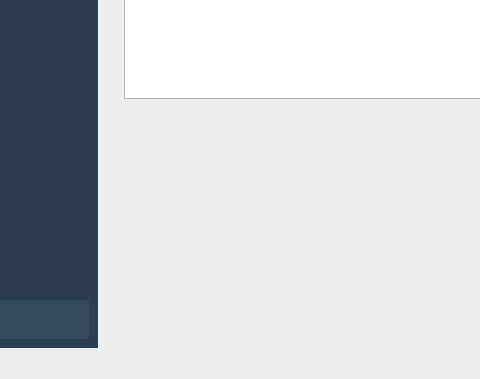
This is mainwindow.ui in betty2310/CongFung as Qt 5 draws it before an edit; both pictures show x 112 to 592 and y 421 to 800 of the 1280 by 800 pixel window. The edited form follows.
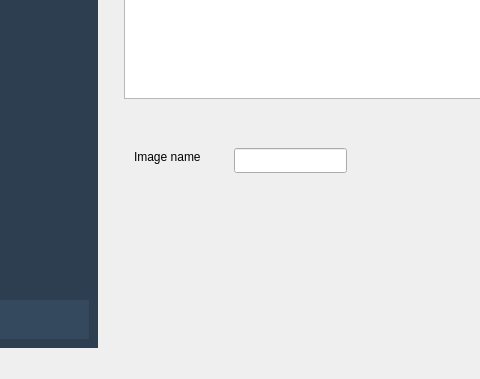
This is the edited form.

Commit message: wip: create image task

Diff of the .ui file:
```diff
--- a/mainwindow.ui
+++ b/mainwindow.ui
@@ -221,7 +221,7 @@
          <string>Create task</string>
         </property>
        </widget>
-       <widget class="QWidget" name="">
+       <widget class="QWidget" name="layoutWidget">
         <property name="geometry">
          <rect>
           <x>10</x>
@@ -247,6 +247,29 @@
          </item>
         </layout>
        </widget>
+       <widget class="QLabel" name="label_5">
+        <property name="geometry">
+         <rect>
+          <x>30</x>
+          <y>560</y>
+          <width>121</width>
+          <height>17</height>
+         </rect>
+        </property>
+        <property name="text">
+         <string>Image name</string>
+        </property>
+       </widget>
+       <widget class="QLineEdit" name="imageNameTextBox">
+        <property name="geometry">
+         <rect>
+          <x>130</x>
+          <y>560</y>
+          <width>113</width>
+          <height>25</height>
+         </rect>
+        </property>
+       </widget>
       </widget>
       <widget class="QWidget" name="cloneDiskPage">
        <widget class="QLabel" name="label_2">
```
The commit also changes 8 other files.
